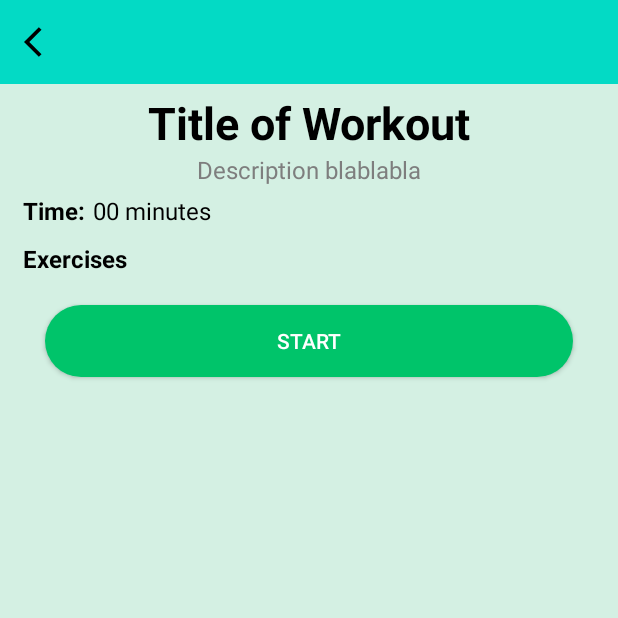
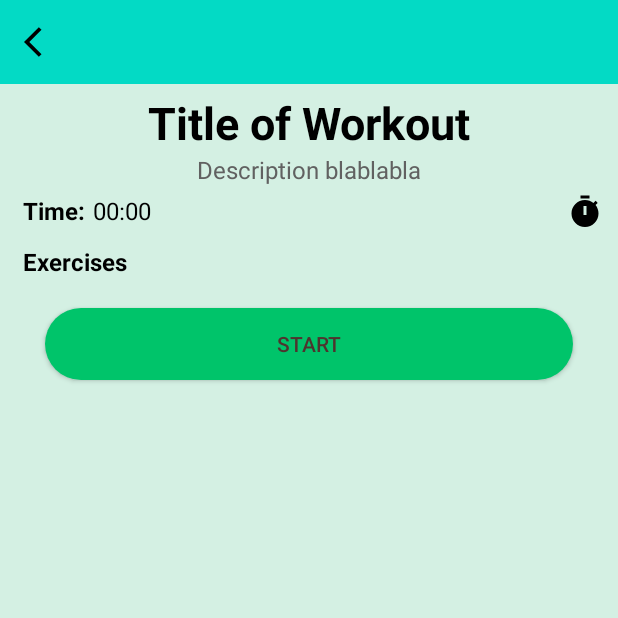
Before and after one commit to ericazpcalaca/Yoga_App, an Android app: the SelectedWorkout screen opened directly, with no data from a screen before it, on a phone screen of 412 x 824 dp, the top half of it. Run offline under Robolectric (Android 15) with nearby library versions, the light colour scheme and no system bars; our stand-ins replace Volley; network calls fail; 6 statements that could not run were skipped.

Commit message:
Create an dialog alert so the user can change the timer of the workout

```diff
--- /dev/null
+++ b/app/src/main/res/drawable/ic_baseline_timer_24.xml
@@ -0,0 +1,6 @@
+<vector android:height="24dp" android:tint="#000000"
+    android:viewportHeight="24" android:viewportWidth="24"
+    android:width="24dp" xmlns:android="http://schemas.android.com/apk/res/android">
+    <path android:fillColor="@android:color/white" android:pathData="M9,1h6v2h-6z"/>
+    <path android:fillColor="@android:color/white" android:pathData="M19.03,7.39l1.42,-1.42c-0.43,-0.51 -0.9,-0.99 -1.41,-1.41l-1.42,1.42C16.07,4.74 14.12,4 12,4c-4.97,0 -9,4.03 -9,9c0,4.97 4.02,9 9,9s9,-4.03 9,-9C21,10.88 20.26,8.93 19.03,7.39zM13,14h-2V8h2V14z"/>
+</vector>
--- a/app/src/main/res/layout/activity_account_settings.xml
+++ b/app/src/main/res/layout/activity_account_settings.xml
@@ -144,7 +144,7 @@
             android:layout_marginEnd="50dp"
             android:layout_marginStart="50dp"
             android:text="Save Data"
-            android:background="@drawable/custom_buttom"
+            android:background="@drawable/custom_button"
             android:layout_gravity="center"/>
     </LinearLayout>
 
--- a/app/src/main/res/layout/activity_login.xml
+++ b/app/src/main/res/layout/activity_login.xml
@@ -91,7 +91,7 @@
         android:layout_width="200dp"
         android:layout_height="50dp"
         android:textSize="17sp"
-        android:background="@drawable/custom_buttom"/>
+        android:background="@drawable/custom_button"/>
 
     <LinearLayout
         android:layout_width="match_parent"
--- a/app/src/main/res/layout/activity_notification.xml
+++ b/app/src/main/res/layout/activity_notification.xml
@@ -34,7 +34,7 @@
         android:id="@+id/btnSetNotification"
         android:layout_width="216dp"
         android:layout_height="50dp"
-        android:background="@drawable/custom_buttom"
+        android:background="@drawable/custom_button"
         android:text="Add Reminder"
         android:textSize="17dp"
         app:layout_constraintBottom_toBottomOf="parent"
--- a/app/src/main/res/layout/activity_recovery.xml
+++ b/app/src/main/res/layout/activity_recovery.xml
@@ -83,7 +83,7 @@
             android:layout_width="200dp"
             android:layout_height="50dp"
             android:textSize="17sp"
-            android:background="@drawable/custom_buttom"
+            android:background="@drawable/custom_button"
             android:text="@string/btnRecovery" />
 
     </LinearLayout>
--- a/app/src/main/res/layout/activity_register.xml
+++ b/app/src/main/res/layout/activity_register.xml
@@ -97,7 +97,7 @@
             android:layout_width="200dp"
             android:layout_height="50dp"
             android:textSize="17sp"
-            android:background="@drawable/custom_buttom"
+            android:background="@drawable/custom_button"
             android:text="@string/txtRegister" />
 
         <LinearLayout
--- a/app/src/main/res/layout/activity_selected_workout.xml
+++ b/app/src/main/res/layout/activity_selected_workout.xml
@@ -50,12 +50,12 @@
                 android:id="@+id/txtDescWorkout"
                 android:layout_width="match_parent"
                 android:layout_height="wrap_content"
-                android:textAlignment="center"
                 android:paddingStart="15dp"
                 android:paddingEnd="15dp"
-                android:textColor="@color/gray"
                 android:text="Description blablabla"
-                android:textSize="16dp" />
+                android:textAlignment="center"
+                android:textColor="#616161"
+                android:textSize="16sp" />
 
             <LinearLayout
                 android:layout_width="match_parent"
@@ -66,36 +66,41 @@
                 <TextView
                     android:layout_width="wrap_content"
                     android:layout_height="wrap_content"
-                    android:text="Time:"
+                    android:text="@string/txtTime"
                     android:paddingEnd="5dp"
                     android:paddingStart="15dp"
-                    android:textSize="16dp"
+                    android:textSize="16sp"
                     android:textColor="@color/black"
                     android:textStyle="bold"/>
 
                 <TextView
+                    android:id="@+id/timeWorkout"
                     android:layout_width="wrap_content"
                     android:layout_height="wrap_content"
+                    android:layout_weight="1"
                     android:text="00"
-                    android:textSize="16dp"
+                    android:textSize="16sp"
                     android:textColor="@color/black"/>
 
-                <TextView
+                <ImageButton
+                    android:id="@+id/btnSetTimer"
                     android:layout_width="wrap_content"
                     android:layout_height="wrap_content"
-                    android:text=" minutes"
-                    android:textSize="16dp"
-                    android:textColor="@color/black"/>
+                    android:layout_weight="0"
+                    android:layout_marginEnd="10dp"
+                    android:src="@drawable/ic_baseline_timer_24"
+                    android:background="@android:color/transparent"/>
             </LinearLayout>
 
             <TextView
-                android:layout_width="wrap_content"
+                android:layout_width="match_parent"
                 android:layout_height="wrap_content"
                 android:layout_marginTop="10dp"
                 android:textColor="@color/black"
                 android:paddingStart="15dp"
+                android:paddingEnd="15dp"
                 android:text="@string/txtExercises"
-                android:textSize="16dp"
+                android:textSize="16sp"
                 android:textStyle="bold" />
 
             <androidx.recyclerview.widget.RecyclerView
@@ -110,12 +115,13 @@
                 android:id="@+id/btnStart"
                 android:layout_width="match_parent"
                 android:layout_height="match_parent"
+                android:layout_marginStart="30dp"
                 android:layout_marginTop="20dp"
+                android:layout_marginEnd="30dp"
                 android:layout_marginBottom="30dp"
-                android:layout_marginStart="30dp"
-                android:layout_marginEnd="30dp"
-                android:background="@drawable/custom_buttom"
-                android:text="@string/btnStart" />
+                android:background="@drawable/custom_button"
+                android:text="@string/btnStart"
+                android:textColor="#4E342E" />
 
         </LinearLayout>
     </ScrollView>
--- a/app/src/main/res/layout/custom_dialog.xml
+++ b/app/src/main/res/layout/custom_dialog.xml
@@ -50,7 +50,7 @@
             android:text="@string/btnClose"
             android:layout_marginBottom="20dp"
             android:textColor="@color/black"
-            android:background="@drawable/custom_buttom"
+            android:background="@drawable/custom_button"
             android:layout_marginStart="100dp"
             android:layout_marginEnd="100dp"
             />
--- a/app/src/main/res/layout/fragment_home.xml
+++ b/app/src/main/res/layout/fragment_home.xml
@@ -120,7 +120,7 @@
             android:layout_height="match_parent"
             android:layout_marginTop="20dp"
             android:layout_marginBottom="20dp"
-            android:background="@drawable/custom_buttom"
+            android:background="@drawable/custom_button"
             android:text="@string/btnSuggest" />
     </LinearLayout>
 </ScrollView>
--- a/app/src/main/res/values/strings.xml
+++ b/app/src/main/res/values/strings.xml
@@ -29,4 +29,6 @@
     <string name="btnClose">Close</string>
     <string name="txtExercises">Exercises</string>
     <string name="btnStart">Start</string>
+    <string name="txtTime">Time:</string>
+    <string name="txtMinutes">minutes</string>
 </resources>
--- a/app/src/main/res/values/themes.xml
+++ b/app/src/main/res/values/themes.xml
@@ -16,4 +16,11 @@
 
 
     </style>
+
+    <style name="CustomAlertDialog" parent="Theme.AppCompat.Light.Dialog.Alert">
+        <!-- Customize attributes as needed -->
+        <item name="android:background">@color/green_two</item>
+        <item name="android:textColorPrimary">@color/black</item>
+        <!-- Add more customization attributes here -->
+    </style>
 </resources>
```
Also changed, not shown: app/src/main/java/com/example/yoga_app/SelectedWorkout.java (+86 -3 lines), app/src/main/res/layout/custom_dialog_timer.xml (added, +69 -0 lines), app/src/main/res/drawable/custom_button.xml (renamed from app/src/main/res/drawable/custom_buttom.xml).
